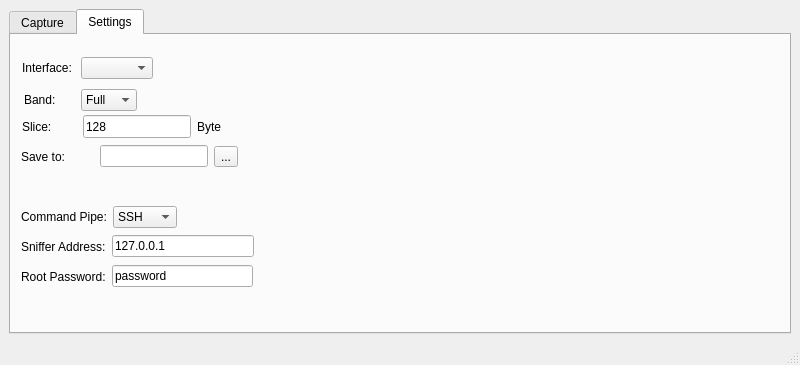
wuxiang3000/Qsniffer, file form.ui: the form before one commit.
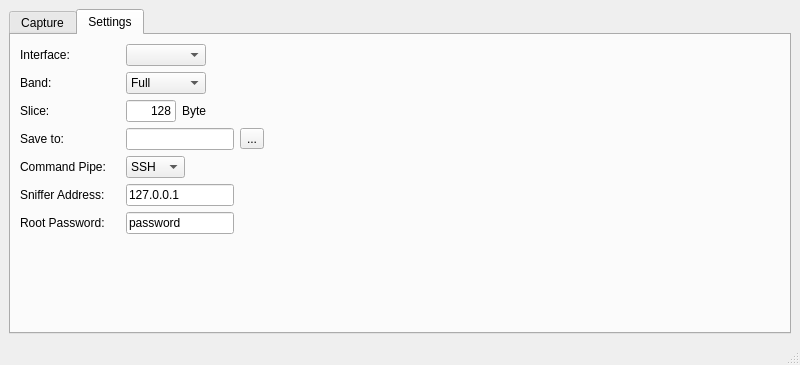
The form after the commit. The open tabs and pages were chosen to show the change.

```diff
--- a/form.ui
+++ b/form.ui
@@ -121,47 +121,100 @@
        <attribute name="title">
         <string>Settings</string>
        </attribute>
-       <widget class="QWidget" name="">
-        <property name="geometry">
-         <rect>
-          <x>11</x>
-          <y>21</y>
-          <width>131</width>
-          <height>24</height>
-         </rect>
-        </property>
+       <layout class="QVBoxLayout" name="verticalLayout_3">
+        <item>
         <layout class="QHBoxLayout" name="horizontalLayout_3">
          <item>
           <widget class="QLabel" name="label_9">
+            <property name="minimumSize">
+             <size>
+              <width>100</width>
+              <height>0</height>
+             </size>
+            </property>
+            <property name="maximumSize">
+             <size>
+              <width>70</width>
+              <height>16777215</height>
+             </size>
+            </property>
            <property name="text">
             <string>Interface:</string>
            </property>
           </widget>
          </item>
          <item>
-          <widget class="QComboBox" name="comboBox"/>
-         </item>
-        </layout>
-       </widget>
-       <widget class="QWidget" name="">
-        <property name="geometry">
-         <rect>
-          <x>13</x>
-          <y>53</y>
-          <width>113</width>
-          <height>24</height>
-         </rect>
-        </property>
+           <widget class="QComboBox" name="comboBox">
+            <property name="sizePolicy">
+             <sizepolicy hsizetype="Preferred" vsizetype="Preferred">
+              <horstretch>0</horstretch>
+              <verstretch>0</verstretch>
+             </sizepolicy>
+            </property>
+            <property name="minimumSize">
+             <size>
+              <width>80</width>
+              <height>0</height>
+             </size>
+            </property>
+            <property name="maximumSize">
+             <size>
+              <width>16777215</width>
+              <height>16777215</height>
+             </size>
+            </property>
+           </widget>
+          </item>
+          <item>
+           <spacer name="horizontalSpacer_2">
+            <property name="orientation">
+             <enum>Qt::Horizontal</enum>
+            </property>
+            <property name="sizeHint" stdset="0">
+             <size>
+              <width>40</width>
+              <height>20</height>
+             </size>
+            </property>
+           </spacer>
+          </item>
+         </layout>
+        </item>
+        <item>
         <layout class="QHBoxLayout" name="horizontalLayout_4">
          <item>
           <widget class="QLabel" name="label_10">
+            <property name="minimumSize">
+             <size>
+              <width>100</width>
+              <height>0</height>
+             </size>
+            </property>
            <property name="text">
-            <string>Band:     </string>
+             <string>Band:</string>
            </property>
           </widget>
          </item>
          <item>
           <widget class="QComboBox" name="cb_band">
+            <property name="sizePolicy">
+             <sizepolicy hsizetype="Preferred" vsizetype="Preferred">
+              <horstretch>0</horstretch>
+              <verstretch>0</verstretch>
+             </sizepolicy>
+            </property>
+            <property name="minimumSize">
+             <size>
+              <width>80</width>
+              <height>0</height>
+             </size>
+            </property>
+            <property name="maximumSize">
+             <size>
+              <width>16777215</width>
+              <height>16777215</height>
+             </size>
+            </property>
            <item>
             <property name="text">
              <string>Full</string>
@@ -184,36 +237,74 @@
            </item>
           </widget>
          </item>
-        </layout>
-       </widget>
-       <widget class="QWidget" name="">
-        <property name="geometry">
-         <rect>
-          <x>11</x>
-          <y>80</y>
-          <width>229</width>
-          <height>23</height>
-         </rect>
-        </property>
+          <item>
+           <spacer name="horizontalSpacer_3">
+            <property name="orientation">
+             <enum>Qt::Horizontal</enum>
+            </property>
+            <property name="sizeHint" stdset="0">
+             <size>
+              <width>40</width>
+              <height>20</height>
+             </size>
+            </property>
+           </spacer>
+          </item>
+         </layout>
+        </item>
+        <item>
         <layout class="QHBoxLayout" name="horizontalLayout_5">
          <item>
           <widget class="QLabel" name="label_3">
+            <property name="minimumSize">
+             <size>
+              <width>100</width>
+              <height>0</height>
+             </size>
+            </property>
+            <property name="maximumSize">
+             <size>
+              <width>50</width>
+              <height>16777215</height>
+             </size>
+            </property>
            <property name="text">
-            <string>Slice:       </string>
+             <string>Slice:        </string>
            </property>
           </widget>
          </item>
          <item>
           <widget class="QLineEdit" name="lineEdit">
            <property name="sizePolicy">
-            <sizepolicy hsizetype="Preferred" vsizetype="Preferred">
+             <sizepolicy hsizetype="Fixed" vsizetype="Fixed">
              <horstretch>0</horstretch>
              <verstretch>0</verstretch>
             </sizepolicy>
            </property>
+            <property name="maximumSize">
+             <size>
+              <width>50</width>
+              <height>16777215</height>
+             </size>
+            </property>
+            <property name="sizeIncrement">
+             <size>
+              <width>0</width>
+              <height>0</height>
+             </size>
+            </property>
+            <property name="baseSize">
+             <size>
+              <width>0</width>
+              <height>0</height>
+             </size>
+            </property>
            <property name="text">
             <string>128</string>
            </property>
+            <property name="alignment">
+             <set>Qt::AlignRight|Qt::AlignTrailing|Qt::AlignVCenter</set>
+            </property>
           </widget>
          </item>
          <item>
@@ -223,20 +314,31 @@
            </property>
           </widget>
          </item>
-        </layout>
-       </widget>
-       <widget class="QWidget" name="">
-        <property name="geometry">
-         <rect>
-          <x>10</x>
-          <y>110</y>
-          <width>217</width>
-          <height>24</height>
-         </rect>
-        </property>
+          <item>
+           <spacer name="horizontalSpacer_4">
+            <property name="orientation">
+             <enum>Qt::Horizontal</enum>
+            </property>
+            <property name="sizeHint" stdset="0">
+             <size>
+              <width>0</width>
+              <height>0</height>
+             </size>
+            </property>
+           </spacer>
+          </item>
+         </layout>
+        </item>
+        <item>
         <layout class="QHBoxLayout" name="horizontalLayout_6">
          <item>
           <widget class="QLabel" name="label_5">
+            <property name="minimumSize">
+             <size>
+              <width>100</width>
+              <height>0</height>
+             </size>
+            </property>
            <property name="text">
             <string>Save to:   </string>
            </property>
@@ -252,17 +354,22 @@
            </property>
           </widget>
          </item>
-        </layout>
-       </widget>
-       <widget class="QWidget" name="">
-        <property name="geometry">
-         <rect>
-          <x>10</x>
-          <y>170</y>
-          <width>156</width>
-          <height>24</height>
-         </rect>
-        </property>
+          <item>
+           <spacer name="horizontalSpacer_5">
+            <property name="orientation">
+             <enum>Qt::Horizontal</enum>
+            </property>
+            <property name="sizeHint" stdset="0">
+             <size>
+              <width>40</width>
+              <height>20</height>
+             </size>
+            </property>
+           </spacer>
+          </item>
+         </layout>
+        </item>
+        <item>
         <layout class="QHBoxLayout" name="horizontalLayout_7">
          <item>
           <widget class="QLabel" name="label_6">
@@ -272,6 +379,12 @@
              <verstretch>0</verstretch>
             </sizepolicy>
            </property>
+            <property name="minimumSize">
+             <size>
+              <width>100</width>
+              <height>0</height>
+             </size>
+            </property>
            <property name="text">
             <string>Command Pipe:</string>
            </property>
@@ -291,20 +404,31 @@
            </item>
           </widget>
          </item>
-        </layout>
-       </widget>
-       <widget class="QWidget" name="">
-        <property name="geometry">
-         <rect>
-          <x>10</x>
-          <y>200</y>
-          <width>233</width>
-          <height>23</height>
-         </rect>
-        </property>
+          <item>
+           <spacer name="horizontalSpacer_6">
+            <property name="orientation">
+             <enum>Qt::Horizontal</enum>
+            </property>
+            <property name="sizeHint" stdset="0">
+             <size>
+              <width>40</width>
+              <height>20</height>
+             </size>
+            </property>
+           </spacer>
+          </item>
+         </layout>
+        </item>
+        <item>
         <layout class="QHBoxLayout" name="horizontalLayout_8">
          <item>
           <widget class="QLabel" name="label_7">
+            <property name="minimumSize">
+             <size>
+              <width>100</width>
+              <height>0</height>
+             </size>
+            </property>
            <property name="text">
             <string>Sniffer Address:</string>
            </property>
@@ -312,28 +436,39 @@
          </item>
          <item>
           <widget class="QLineEdit" name="lineEdit_4">
+            <property name="sizePolicy">
+             <sizepolicy hsizetype="Preferred" vsizetype="Preferred">
+              <horstretch>0</horstretch>
+              <verstretch>0</verstretch>
+             </sizepolicy>
+            </property>
            <property name="text">
             <string>127.0.0.1</string>
            </property>
           </widget>
          </item>
-        </layout>
-       </widget>
-       <widget class="QWidget" name="">
-        <property name="geometry">
-         <rect>
-          <x>10</x>
-          <y>230</y>
-          <width>232</width>
-          <height>23</height>
-         </rect>
-        </property>
+          <item>
+           <spacer name="horizontalSpacer_7">
+            <property name="orientation">
+             <enum>Qt::Horizontal</enum>
+            </property>
+            <property name="sizeHint" stdset="0">
+             <size>
+              <width>40</width>
+              <height>20</height>
+             </size>
+            </property>
+           </spacer>
+          </item>
+         </layout>
+        </item>
+        <item>
         <layout class="QHBoxLayout" name="horizontalLayout_9">
          <item>
           <widget class="QLabel" name="label_8">
            <property name="minimumSize">
             <size>
-             <width>20</width>
+              <width>100</width>
              <height>0</height>
             </size>
            </property>
@@ -350,13 +485,46 @@
          </item>
          <item>
           <widget class="QLineEdit" name="lineEdit_3">
+            <property name="sizePolicy">
+             <sizepolicy hsizetype="Preferred" vsizetype="Preferred">
+              <horstretch>0</horstretch>
+              <verstretch>0</verstretch>
+             </sizepolicy>
+            </property>
            <property name="text">
             <string>password</string>
            </property>
           </widget>
          </item>
-        </layout>
-       </widget>
+          <item>
+           <spacer name="horizontalSpacer_8">
+            <property name="orientation">
+             <enum>Qt::Horizontal</enum>
+            </property>
+            <property name="sizeHint" stdset="0">
+             <size>
+              <width>40</width>
+              <height>20</height>
+             </size>
+            </property>
+           </spacer>
+          </item>
+         </layout>
+        </item>
+        <item>
+         <spacer name="verticalSpacer">
+          <property name="orientation">
+           <enum>Qt::Vertical</enum>
+          </property>
+          <property name="sizeHint" stdset="0">
+           <size>
+            <width>20</width>
+            <height>40</height>
+           </size>
+          </property>
+         </spacer>
+        </item>
+       </layout>
       </widget>
      </widget>
     </item>
```
Left out of the diff: 2 changed lines with no effect on the pictures. Lines whose indentation alone changed are shown as unchanged.
